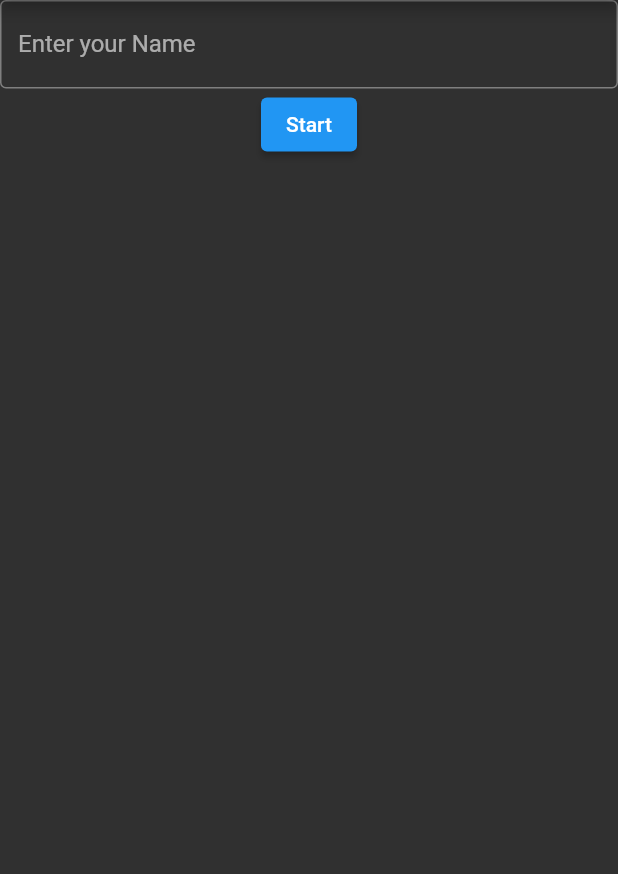
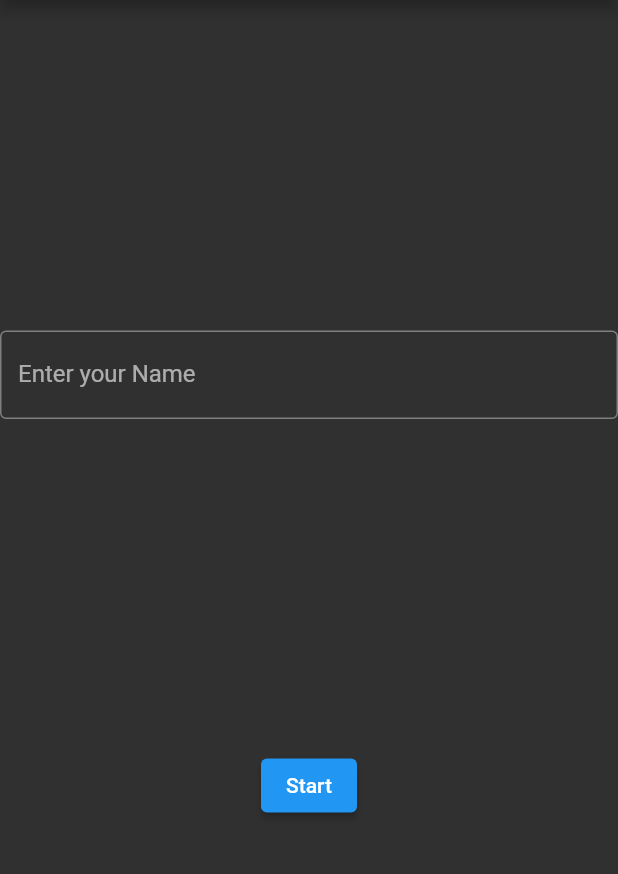
Before and after one commit to MaloJaboulet/Hangman, a Flutter app: the Homepage screen opened directly with empty values, after a tap on the "home" icon, on a phone screen of 412 x 824 dp, the part 84-958 px from its top. Run offline on Flutter 3.47's test engine with Material 2 defaults, Android fonts, the phone set to English and light mode, and no system bars; our stand-ins replace shared_preferences, vibration; missing offline and left inert: shake; accounts and stored records are empty; network calls fail.

Commit message:
App is done. All the functions are done.

```diff
--- a/lib/controller/wordController.dart
+++ b/lib/controller/wordController.dart
@@ -15,8 +15,9 @@ class WordController extends ChangeNotifier {
   int _guessesDone = 0;
   bool _allowedVibration = false;
   bool _timeDone = false;
+  late Player _player;
 
-  WordController(String word, bool wordGuessed, Words words) {
+  WordController(String word, bool wordGuessed, Words words, Player player) {
     _wordGuessed = wordGuessed;
     _words = words;
     _word = _words.getWord.toUpperCase();
@@ -24,6 +25,7 @@ class WordController extends ChangeNotifier {
       _lettersGuessed.add("");
     }
     setAllowedVibration();
+    this._player = player;
   }
 
   WordController.name(Words words) {
@@ -35,10 +37,11 @@ class WordController extends ChangeNotifier {
     setAllowedVibration();
   }
 
-  bool phoneShaked(Player player) {
+  bool phoneShaked() {
     if (!blankSpaces) {
       restartWord();
-      var temp = player.highScore + 1;
+      _player.highScore = _player.highScore + 1;
+      Players.increaseHighscore(_player);
       return true;
     } else {
       return false;
@@ -200,4 +203,10 @@ class WordController extends ChangeNotifier {
   setAllowedVibration() async {
     //_allowedVibration = await Vibrate.canVibrate;
   }
+
+  Player get player => _player;
+
+  void setPlayer(Player player) {
+    _player = player;
+  }
 }
--- a/lib/main.dart
+++ b/lib/main.dart
@@ -15,8 +15,6 @@ void main() async {
 
   WidgetsFlutterBinding.ensureInitialized();
 
-  List<Player> playersList = [];
-  //Players players = Players();
   await Players.init();
   runApp(MyApp(wordController));
 }
--- a/lib/pages/homepage.dart
+++ b/lib/pages/homepage.dart
@@ -13,6 +13,7 @@ class Homepage extends StatefulWidget {
   late Player player;
 
   Homepage(WordController wordController, Player player) {
+    print(player.name);
     this.wordController = wordController;
     this.player = player;
     wordController.setWord();
@@ -41,7 +42,7 @@ class _HomepageState extends State<Homepage> {
 
     ShakeDetector.autoStart(
       onPhoneShake: () {
-        if (widget.wordController.phoneShaked(widget.player)) {
+        if (widget.wordController.phoneShaked()) {
           forceRedraw();
         }
       },
--- a/lib/pages/startPage.dart
+++ b/lib/pages/startPage.dart
@@ -21,8 +21,10 @@ class StartPage extends StatefulWidget {
 class _StartPageState extends State<StartPage> {
   final myTextController = TextEditingController();
 
+
   @override
   Widget build(BuildContext context) {
+    var wordController = widget._wordController;
     return Scaffold(
       appBar: AppBar(
         title: Center(
@@ -49,6 +51,7 @@ class _StartPageState extends State<StartPage> {
         ],
       ),
       body: Column(
+        mainAxisAlignment: MainAxisAlignment.spaceEvenly,
         children: [
           TextField(
             controller: myTextController,
@@ -56,7 +59,7 @@ class _StartPageState extends State<StartPage> {
               labelText: 'Enter your Name',
               border: OutlineInputBorder(),
               errorBorder: OutlineInputBorder(
-                  borderSide: BorderSide(color: Colors.red, width: 5)),
+                  borderSide: BorderSide(width: 5)),
             ),
           ),
           ElevatedButton(
@@ -65,6 +68,7 @@ class _StartPageState extends State<StartPage> {
                   String playerName = myTextController.text;
                   Players.addPlayer(playerName, 0);
                   myTextController.clear();
+                  wordController.setPlayer(Players.getPlayer(playerName));
                   Navigator.push(
                     context,
                     MaterialPageRoute(
```
